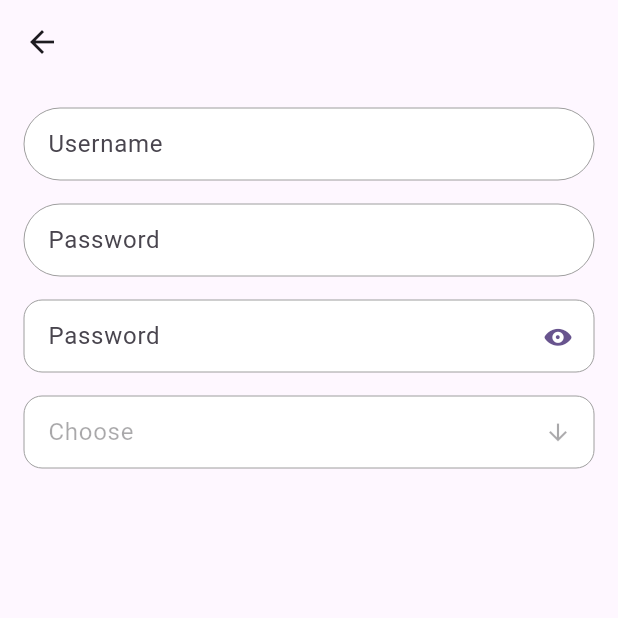
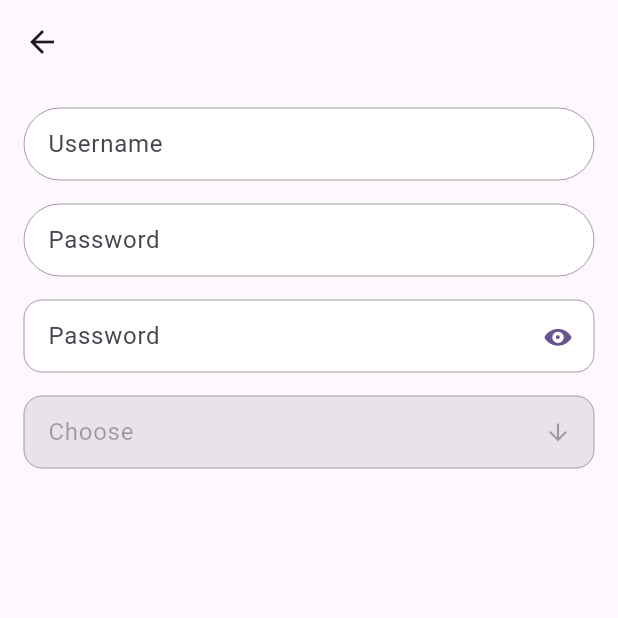
Before and after one commit to viroth-ty/express_widget, a Flutter app: the InputFieldPage screen opened directly, on a phone screen of 412 x 824 dp, the top half of it. Run offline on Flutter 3.47's test engine with Material 3 defaults, Android fonts, the phone set to English and light mode, and no system bars; our stand-ins replace figma_squircle, skeletonizer, smooth_page_indicator; missing offline and left inert: circular_reveal_animation.

Commit message:
## 0.0.14 - Updated on ExpressTextField - support disable background color

```diff
--- a/lib/src/widget/textfield/express_text_field.dart
+++ b/lib/src/widget/textfield/express_text_field.dart
@@ -87,7 +87,7 @@ class ExpressTextField extends StatelessWidget {
               isCollapsed: false,
               isDense: true,
               label: label,
-              fillColor: Colors.white,
+              fillColor: enabled ? Colors.white : appColorDarkGray.withOpacity(0.4),
               enabled: enabled,
               border: outlineInputBorder(),
               disabledBorder: disabledInputBorder(),
--- a/pubspec.yaml
+++ b/pubspec.yaml
@@ -1,6 +1,6 @@
 name: express_widget
 description: "Express widget for flutter project"
-version: 0.0.14
+version: 0.0.15
 homepage: "https://github.com/viroth-ty/express_widget"
 
 environment:
```
Also changed, not shown: example/pubspec.lock, 1 other file.
